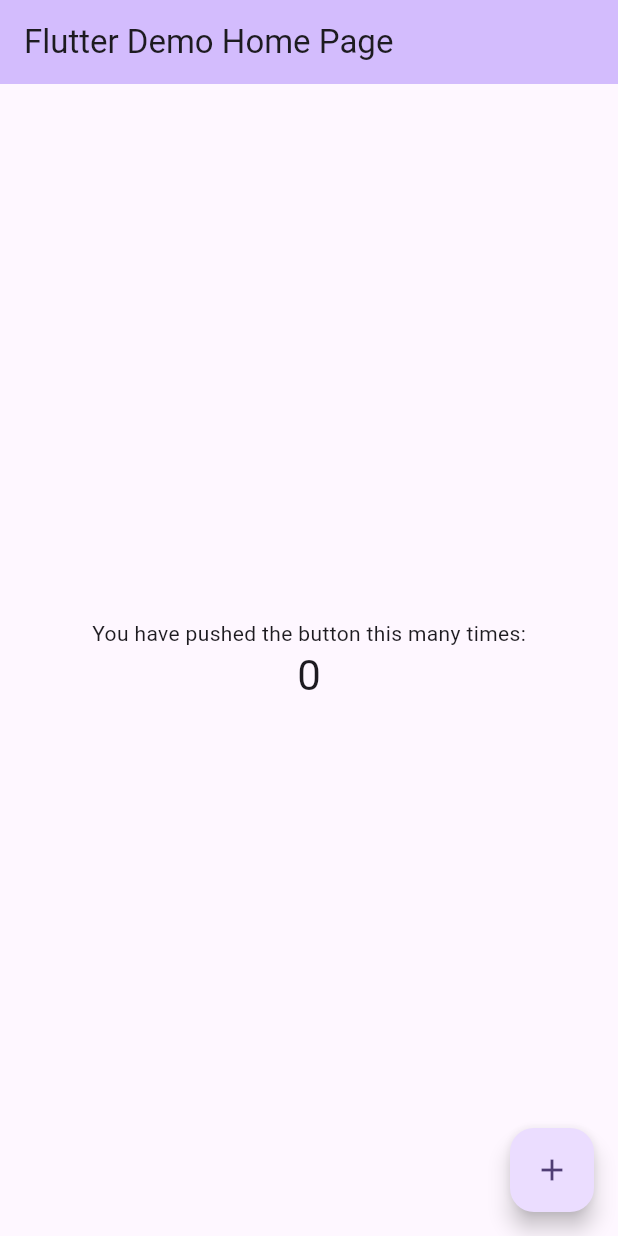
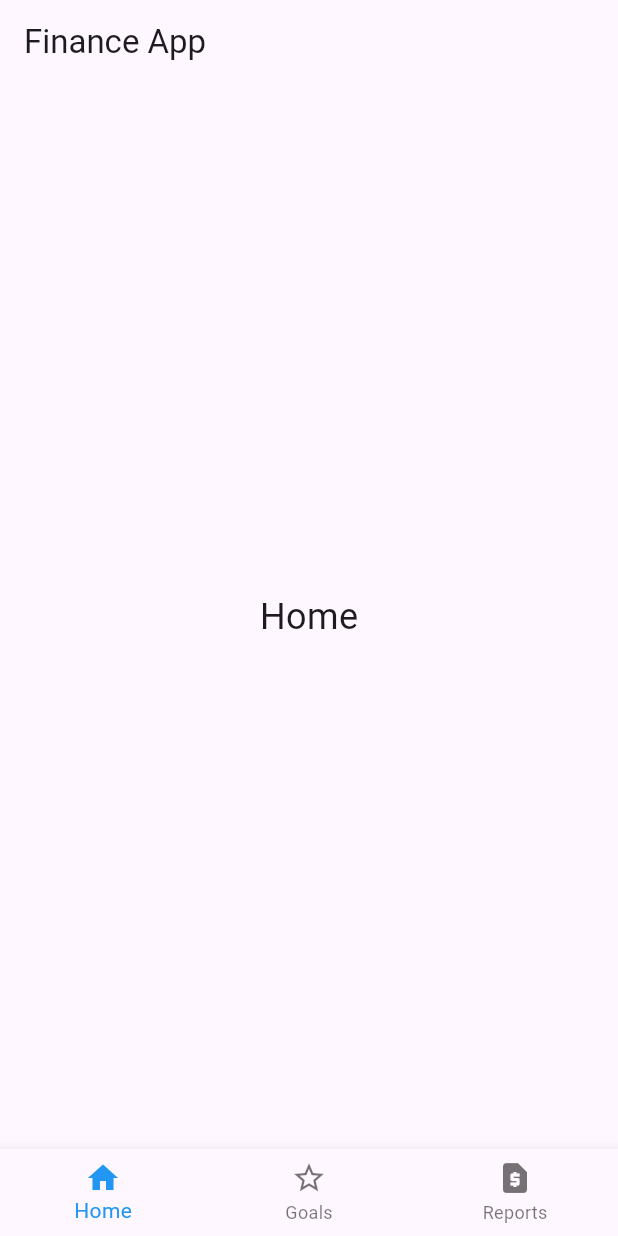
Before and after one commit to linnypham/CSC4360-Group-Project, a Flutter app: the screen it shows after launch, on a phone screen of 412 x 824 dp. Run offline on Flutter 3.47's test engine with Material 3 defaults, Android fonts, the phone set to English and light mode, and no system bars.

Commit message:
create 3 screens for different applications

```diff
--- a/financeapp/lib/main.dart
+++ b/financeapp/lib/main.dart
@@ -1,125 +1,78 @@
 import 'package:flutter/material.dart';
 
 void main() {
-  runApp(const MyApp());
+  runApp(MyApp());
 }
 
 class MyApp extends StatelessWidget {
-  const MyApp({super.key});
-
-  // This widget is the root of your application.
   @override
   Widget build(BuildContext context) {
     return MaterialApp(
-      title: 'Flutter Demo',
-      theme: ThemeData(
-        // This is the theme of your application.
-        //
-        // TRY THIS: Try running your application with "flutter run". You'll see
-        // the application has a purple toolbar. Then, without quitting the app,
-        // try changing the seedColor in the colorScheme below to Colors.green
-        // and then invoke "hot reload" (save your changes or press the "hot
-        // reload" button in a Flutter-supported IDE, or press "r" if you used
-        // the command line to start the app).
-        //
-        // Notice that the counter didn't reset back to zero; the application
-        // state is not lost during the reload. To reset the state, use hot
-        // restart instead.
-        //
-        // This works for code too, not just values: Most code changes can be
-        // tested with just a hot reload.
-        colorScheme: ColorScheme.fromSeed(seedColor: Colors.deepPurple),
-        useMaterial3: true,
-      ),
-      home: const MyHomePage(title: 'Flutter Demo Home Page'),
+      debugShowCheckedModeBanner: false,
+      home: HomeScreen(),
     );
   }
 }
 
-class MyHomePage extends StatefulWidget {
-  const MyHomePage({super.key, required this.title});
-
-  // This widget is the home page of your application. It is stateful, meaning
-  // that it has a State object (defined below) that contains fields that affect
-  // how it looks.
-
-  // This class is the configuration for the state. It holds the values (in this
-  // case the title) provided by the parent (in this case the App widget) and
-  // used by the build method of the State. Fields in a Widget subclass are
-  // always marked "final".
-
-  final String title;
-
+class HomeScreen extends StatefulWidget {
   @override
-  State<MyHomePage> createState() => _MyHomePageState();
+  _HomeScreenState createState() => _HomeScreenState();
 }
 
-class _MyHomePageState extends State<MyHomePage> {
-  int _counter = 0;
+class _HomeScreenState extends State<HomeScreen> {
+  int _selectedIndex = 0;
 
-  void _incrementCounter() {
+  static const List<Widget> _widgetOptions = <Widget>[
+    const ScreenOne(),
+    const ScreenTwo(),
+    const ScreenThree(),
+  ];
+
+  void _onItemTapped(int index) {
     setState(() {
-      // This call to setState tells the Flutter framework that something has
-      // changed in this State, which causes it to rerun the build method below
-      // so that the display can reflect the updated values. If we changed
-      // _counter without calling setState(), then the build method would not be
-      // called again, and so nothing would appear to happen.
-      _counter++;
+      _selectedIndex = index;
     });
   }
 
   @override
   Widget build(BuildContext context) {
-    // This method is rerun every time setState is called, for instance as done
-    // by the _incrementCounter method above.
-    //
-    // The Flutter framework has been optimized to make rerunning build methods
-    // fast, so that you can just rebuild anything that needs updating rather
-    // than having to individually change instances of widgets.
     return Scaffold(
-      appBar: AppBar(
-        // TRY THIS: Try changing the color here to a specific color (to
-        // Colors.amber, perhaps?) and trigger a hot reload to see the AppBar
-        // change color while the other colors stay the same.
-        backgroundColor: Theme.of(context).colorScheme.inversePrimary,
-        // Here we take the value from the MyHomePage object that was created by
-        // the App.build method, and use it to set our appbar title.
-        title: Text(widget.title),
+      appBar: AppBar(title: Text('Finance App')),
+      body: _widgetOptions[_selectedIndex],
+      bottomNavigationBar: BottomNavigationBar(
+        items: const <BottomNavigationBarItem>[
+          BottomNavigationBarItem(icon: Icon(Icons.home), label: 'Home'),
+          BottomNavigationBarItem(icon: Icon(Icons.star_outline), label: 'Goals'),
+          BottomNavigationBarItem(icon: Icon(Icons.request_page), label: 'Reports'),
+        ],
+        currentIndex: _selectedIndex,
+        selectedItemColor: Colors.blue,
+        onTap: _onItemTapped,
       ),
-      body: Center(
-        // Center is a layout widget. It takes a single child and positions it
-        // in the middle of the parent.
-        child: Column(
-          // Column is also a layout widget. It takes a list of children and
-          // arranges them vertically. By default, it sizes itself to fit its
-          // children horizontally, and tries to be as tall as its parent.
-          //
-          // Column has various properties to control how it sizes itself and
-          // how it positions its children. Here we use mainAxisAlignment to
-          // center the children vertically; the main axis here is the vertical
-          // axis because Columns are vertical (the cross axis would be
-          // horizontal).
-          //
-          // TRY THIS: Invoke "debug painting" (choose the "Toggle Debug Paint"
-          // action in the IDE, or press "p" in the console), to see the
-          // wireframe for each widget.
-          mainAxisAlignment: MainAxisAlignment.center,
-          children: <Widget>[
-            const Text(
-              'You have pushed the button this many times:',
-            ),
-            Text(
-              '$_counter',
-              style: Theme.of(context).textTheme.headlineMedium,
-            ),
-          ],
-        ),
-      ),
-      floatingActionButton: FloatingActionButton(
-        onPressed: _incrementCounter,
-        tooltip: 'Increment',
-        child: const Icon(Icons.add),
-      ), // This trailing comma makes auto-formatting nicer for build methods.
     );
   }
 }
+
+class ScreenOne extends StatelessWidget {
+  const ScreenOne();
+  @override
+  Widget build(BuildContext context) {
+    return Center(child: Text('Home', style: TextStyle(fontSize: 24)));
+  }
+}
+
+class ScreenTwo extends StatelessWidget {
+  const ScreenTwo();
+  @override
+  Widget build(BuildContext context) {
+    return Center(child: Text('Goals', style: TextStyle(fontSize: 24)));
+  }
+}
+
+class ScreenThree extends StatelessWidget {
+  const ScreenThree();
+  @override
+  Widget build(BuildContext context) {
+    return Center(child: Text('Reports', style: TextStyle(fontSize: 24)));
+  }
+}
```
Also changed, not shown: financeapp/pubspec.lock, 125 other files.
